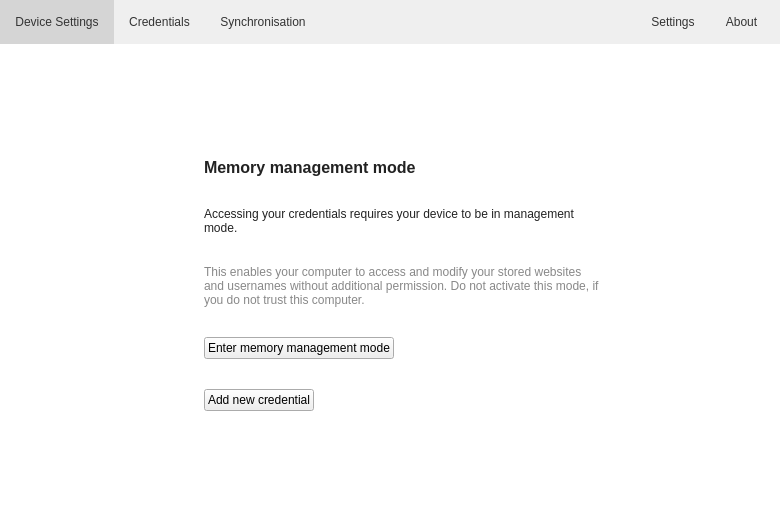
First picture: the form in src/MainWindow.ui, repository mooltipass/moolticute, before the edit.
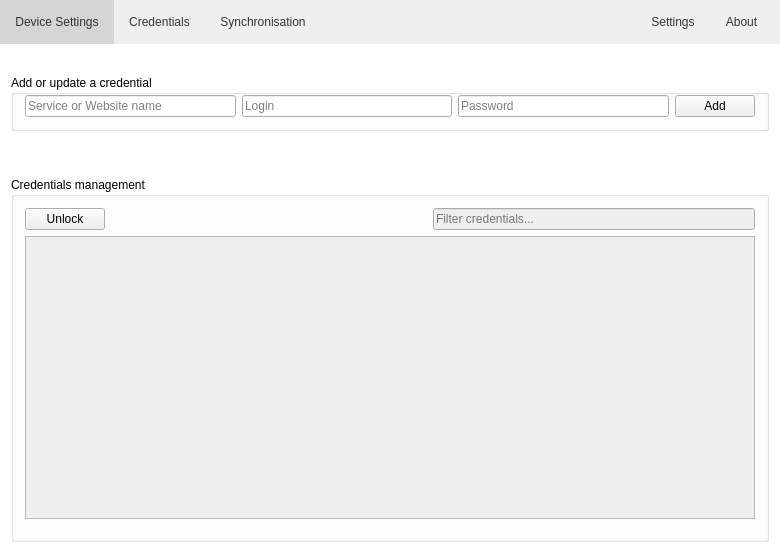
Second picture: the form after the edit. The open tabs and pages were chosen to show the change. Icons and pictures are not drawn. Custom widgets are drawn as their Qt base class.

Commit message:
Start improving the credential managemzent UI
 * Put The "Quick Credential add" & the credential manager on a single tab.
 * Update ui->stackedWidget by widget pointer rather than indexes
 * Replace the "Memory Management" terminology by "Credential Management"
 * In Credential management mode, the user is propted for confirmation before switching tab.
 * When switching tab, lock the credential manager.

!! In this commit, the credential manager is not editable !!

```diff
--- a/src/MainWindow.ui
+++ b/src/MainWindow.ui
@@ -7,7 +7,7 @@
     <x>0</x>
     <y>0</y>
     <width>780</width>
-    <height>524</height>
+    <height>553</height>
    </rect>
   </property>
   <property name="windowTitle">
@@ -999,145 +999,89 @@
         </item>
        </layout>
       </widget>
-      <widget class="QWidget" name="pageMemEnable">
-       <layout class="QHBoxLayout" name="horizontalLayout_5">
-        <property name="spacing">
-         <number>20</number>
-        </property>
+      <widget class="QWidget" name="pageCredentials">
+       <layout class="QVBoxLayout" name="verticalLayout_22">
         <item>
-         <spacer name="horizontalSpacer_3">
+         <spacer name="verticalSpacer_17">
           <property name="orientation">
-           <enum>Qt::Horizontal</enum>
+           <enum>Qt::Vertical</enum>
+          </property>
+          <property name="sizeType">
+           <enum>QSizePolicy::Maximum</enum>
           </property>
           <property name="sizeHint" stdset="0">
            <size>
-            <width>40</width>
+            <width>20</width>
             <height>20</height>
            </size>
           </property>
          </spacer>
         </item>
-        <item>
-         <widget class="QLabel" name="label_12">
-          <property name="pixmap">
-           <pixmap resource="../img/images.qrc">:/management-mode.png</pixmap>
-          </property>
-         </widget>
-        </item>
         <item>
          <layout class="QVBoxLayout" name="verticalLayout_3">
-          <property name="spacing">
-           <number>30</number>
-          </property>
           <item>
-           <spacer name="verticalSpacer_2">
-            <property name="orientation">
-             <enum>Qt::Vertical</enum>
+           <widget class="QGroupBox" name="addCredentialsGroupBox">
+            <property name="sizePolicy">
+             <sizepolicy hsizetype="MinimumExpanding" vsizetype="Preferred">
+              <horstretch>0</horstretch>
+              <verstretch>0</verstretch>
+             </sizepolicy>
             </property>
-            <property name="sizeHint" stdset="0">
-             <size>
-              <width>20</width>
-              <height>40</height>
-             </size>
+            <property name="title">
+             <string>Add or update a credential</string>
             </property>
-           </spacer>
-          </item>
-          <item>
-           <widget class="QLabel" name="label_6">
-            <property name="font">
-             <font>
-              <pointsize>12</pointsize>
-              <weight>75</weight>
-              <bold>true</bold>
-             </font>
-            </property>
-            <property name="text">
-             <string>Memory management mode</string>
-            </property>
+            <layout class="QHBoxLayout" name="horizontalLayout_15">
+             <property name="topMargin">
+              <number>0</number>
+             </property>
+             <item>
+              <widget class="QLineEdit" name="addCredServiceInput">
+               <property name="maxLength">
+                <number>57</number>
+               </property>
+               <property name="placeholderText">
+                <string>Service or Website name</string>
+               </property>
+              </widget>
+             </item>
+             <item>
+              <widget class="QLineEdit" name="addCredLoginInput">
+               <property name="maxLength">
+                <number>62</number>
+               </property>
+               <property name="placeholderText">
+                <string>Login</string>
+               </property>
+              </widget>
+             </item>
+             <item>
+              <widget class="PasswordLineEdit" name="addCredPasswordInput">
+               <property name="maxLength">
+                <number>31</number>
+               </property>
+               <property name="placeholderText">
+                <string>Password</string>
+               </property>
+              </widget>
+             </item>
+             <item>
+              <widget class="QPushButton" name="addCredentialButton">
+               <property name="text">
+                <string>Add</string>
+               </property>
+              </widget>
+             </item>
+            </layout>
            </widget>
           </item>
-          <item>
-           <widget class="QLabel" name="label_10">
-            <property name="text">
-             <string>Accessing your credentials requires your device to be in management mode. </string>
-            </property>
-            <property name="wordWrap">
-             <bool>true</bool>
-            </property>
-           </widget>
-          </item>
-          <item>
-           <widget class="QLabel" name="label_11">
-            <property name="minimumSize">
-             <size>
-              <width>400</width>
-              <height>0</height>
-             </size>
-            </property>
-            <property name="styleSheet">
-             <string notr="true">color: rgb(136, 136, 136);</string>
-            </property>
-            <property name="text">
-             <string>This enables your computer to access and modify your stored websites and usernames without additional permission. Do not activate this mode, if you do not trust this computer.</string>
-            </property>
-            <property name="wordWrap">
-             <bool>true</bool>
-            </property>
-           </widget>
-          </item>
-          <item>
-           <layout class="QHBoxLayout" name="horizontalLayout_4">
-            <item>
-             <widget class="QPushButton" name="pushButtonMemMode">
-              <property name="text">
-               <string>Enter memory management mode</string>
-              </property>
-             </widget>
-            </item>
-            <item>
-             <spacer name="horizontalSpacer_2">
-              <property name="orientation">
-               <enum>Qt::Horizontal</enum>
-              </property>
-              <property name="sizeHint" stdset="0">
-               <size>
-                <width>40</width>
-                <height>20</height>
-               </size>
-              </property>
-             </spacer>
-            </item>
-           </layout>
-          </item>
-          <item>
-           <layout class="QHBoxLayout" name="horizontalLayout_15">
-            <item>
-             <widget class="QPushButton" name="pushButtonQuickAddCred">
-              <property name="text">
-               <string>Add new credential</string>
-              </property>
-             </widget>
-            </item>
-            <item>
-             <spacer name="horizontalSpacer_19">
-              <property name="orientation">
-               <enum>Qt::Horizontal</enum>
-              </property>
-              <property name="sizeHint" stdset="0">
-               <size>
-                <width>40</width>
-                <height>20</height>
-               </size>
-              </property>
-             </spacer>
-            </item>
-           </layout>
-          </item>
           <item>
            <spacer name="verticalSpacer">
             <property name="orientation">
              <enum>Qt::Vertical</enum>
             </property>
+            <property name="sizeType">
+             <enum>QSizePolicy::Preferred</enum>
+            </property>
             <property name="sizeHint" stdset="0">
              <size>
               <width>20</width>
@@ -1146,21 +1090,86 @@
             </property>
            </spacer>
           </item>
+          <item>
+           <widget class="QGroupBox" name="credentialsManagementGB">
+            <property name="enabled">
+             <bool>true</bool>
+            </property>
+            <property name="sizePolicy">
+             <sizepolicy hsizetype="MinimumExpanding" vsizetype="MinimumExpanding">
+              <horstretch>0</horstretch>
+              <verstretch>0</verstretch>
+             </sizepolicy>
+            </property>
+            <property name="title">
+             <string>Credentials management</string>
+            </property>
+            <layout class="QVBoxLayout" name="verticalLayout_23">
+             <property name="bottomMargin">
+              <number>20</number>
+             </property>
+             <item>
+              <layout class="QVBoxLayout" name="verticalLayout_9">
+               <item>
+                <layout class="QHBoxLayout" name="horizontalLayout_4">
+                 <item>
+                  <widget class="QPushButton" name="pushButtonMemMode">
+                   <property name="sizePolicy">
+                    <sizepolicy hsizetype="Preferred" vsizetype="Preferred">
+                     <horstretch>0</horstretch>
+                     <verstretch>0</verstretch>
+                    </sizepolicy>
+                   </property>
+                   <property name="text">
+                    <string>Unlock</string>
+                   </property>
+                  </widget>
+                 </item>
+                 <item>
+                  <spacer name="horizontalSpacer_2">
+                   <property name="orientation">
+                    <enum>Qt::Horizontal</enum>
+                   </property>
+                   <property name="sizeHint" stdset="0">
+                    <size>
+                     <width>40</width>
+                     <height>20</height>
+                    </size>
+                   </property>
+                  </spacer>
+                 </item>
+                 <item>
+                  <widget class="QLineEdit" name="lineEditFilterCred">
+                   <property name="enabled">
+                    <bool>false</bool>
+                   </property>
+                   <property name="sizePolicy">
+                    <sizepolicy hsizetype="MinimumExpanding" vsizetype="Fixed">
+                     <horstretch>0</horstretch>
+                     <verstretch>0</verstretch>
+                    </sizepolicy>
+                   </property>
+                   <property name="placeholderText">
+                    <string>Filter credentials...</string>
+                   </property>
+                  </widget>
+                 </item>
+                </layout>
+               </item>
+               <item>
+                <widget class="QTreeView" name="treeViewCred">
+                 <property name="enabled">
+                  <bool>false</bool>
+                 </property>
+                </widget>
+               </item>
+              </layout>
+             </item>
+            </layout>
+           </widget>
+          </item>
          </layout>
         </item>
-        <item>
-         <spacer name="horizontalSpacer_4">
-          <property name="orientation">
-           <enum>Qt::Horizontal</enum>
-          </property>
-          <property name="sizeHint" stdset="0">
-           <size>
-            <width>40</width>
-            <height>20</height>
-           </size>
-          </property>
-         </spacer>
-        </item>
        </layout>
       </widget>
       <widget class="QWidget" name="pageSync">
@@ -1504,149 +1513,7 @@
         </item>
        </layout>
       </widget>
-      <widget class="QWidget" name="page_3">
-       <layout class="QVBoxLayout" name="verticalLayout_9">
-        <property name="spacing">
-         <number>20</number>
-        </property>
-        <property name="leftMargin">
-         <number>30</number>
-        </property>
-        <property name="topMargin">
-         <number>30</number>
-        </property>
-        <property name="rightMargin">
-         <number>30</number>
-        </property>
-        <property name="bottomMargin">
-         <number>30</number>
-        </property>
-        <item>
-         <layout class="QHBoxLayout" name="horizontalLayout_12">
-          <item>
-           <widget class="QLabel" name="label_24">
-            <property name="font">
-             <font>
-              <pointsize>12</pointsize>
-              <weight>75</weight>
-              <bold>true</bold>
-             </font>
-            </property>
-            <property name="text">
-             <string>Saved Credentials</string>
-            </property>
-           </widget>
-          </item>
-          <item>
-           <spacer name="horizontalSpacer_14">
-            <property name="orientation">
-             <enum>Qt::Horizontal</enum>
-            </property>
-            <property name="sizeHint" stdset="0">
-             <size>
-              <width>40</width>
-              <height>20</height>
-             </size>
-            </property>
-           </spacer>
-          </item>
-          <item>
-           <widget class="QLineEdit" name="lineEditFilterCred">
-            <property name="placeholderText">
-             <string>Filter credentials...</string>
-            </property>
-           </widget>
-          </item>
-         </layout>
-        </item>
-        <item>
-         <widget class="QTreeView" name="treeViewCred"/>
-        </item>
-        <item>
-         <layout class="QHBoxLayout" name="horizontalLayout_11">
-          <item>
-           <widget class="QPushButton" name="pushButtonExitMMM">
-            <property name="minimumSize">
-             <size>
-              <width>120</width>
-              <height>0</height>
-             </size>
-            </property>
-            <property name="text">
-             <string>Exit</string>
-            </property>
-           </widget>
-          </item>
-          <item>
-           <spacer name="horizontalSpacer_15">
-            <property name="orientation">
-             <enum>Qt::Horizontal</enum>
-            </property>
-            <property name="sizeHint" stdset="0">
-             <size>
-              <width>40</width>
-              <height>20</height>
-             </size>
-            </property>
-           </spacer>
-          </item>
-          <item>
-           <widget class="QPushButton" name="pushButtonShowPass">
-            <property name="minimumSize">
-             <size>
-              <width>130</width>
-              <height>0</height>
-             </size>
-            </property>
-            <property name="text">
-             <string>Show password</string>
-            </property>
-           </widget>
-          </item>
-          <item>
-           <widget class="QPushButton" name="pushButtonCredDel">
-            <property name="minimumSize">
-             <size>
-              <width>130</width>
-              <height>0</height>
-             </size>
-            </property>
-            <property name="text">
-             <string>Remove</string>
-            </property>
-           </widget>
-          </item>
-          <item>
-           <widget class="QPushButton" name="pushButtonCredEdit">
-            <property name="minimumSize">
-             <size>
-              <width>130</width>
-              <height>0</height>
-             </size>
-            </property>
-            <property name="text">
-             <string>Edit</string>
-            </property>
-           </widget>
-          </item>
-          <item>
-           <widget class="QPushButton" name="pushButtonCredAdd">
-            <property name="minimumSize">
-             <size>
-              <width>130</width>
-              <height>0</height>
-             </size>
-            </property>
-            <property name="text">
-             <string>Add</string>
-            </property>
-           </widget>
-          </item>
-         </layout>
-        </item>
-       </layout>
-      </widget>
-      <widget class="QWidget" name="page_4">
+      <widget class="QWidget" name="pageWaiting">
        <layout class="QHBoxLayout" name="horizontalLayout_13">
         <property name="spacing">
          <number>20</number>
@@ -2275,6 +2142,11 @@
    <header>RotateSpinner.h</header>
    <container>1</container>
   </customwidget>
+  <customwidget>
+   <class>PasswordLineEdit</class>
+   <extends>QLineEdit</extends>
+   <header>PasswordLineEdit.h</header>
+  </customwidget>
  </customwidgets>
  <resources>
   <include location="../img/images.qrc"/>
```
Left out of the diff: 8 changed lines with no effect on the pictures. The commit also changes 8 other files.
